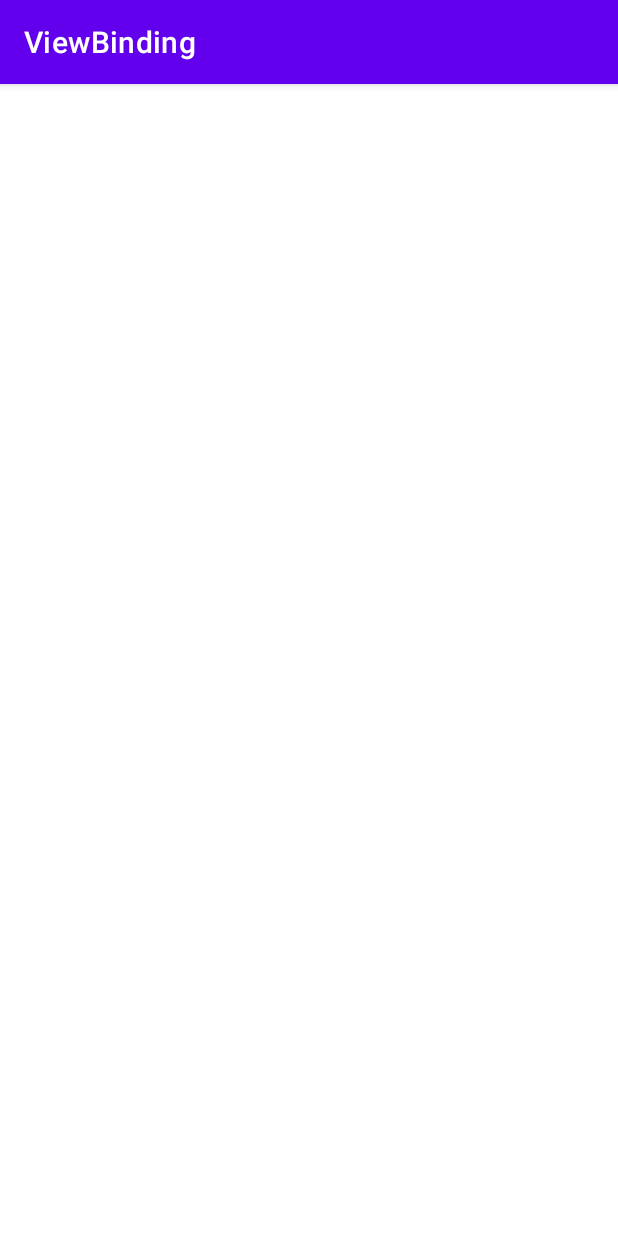
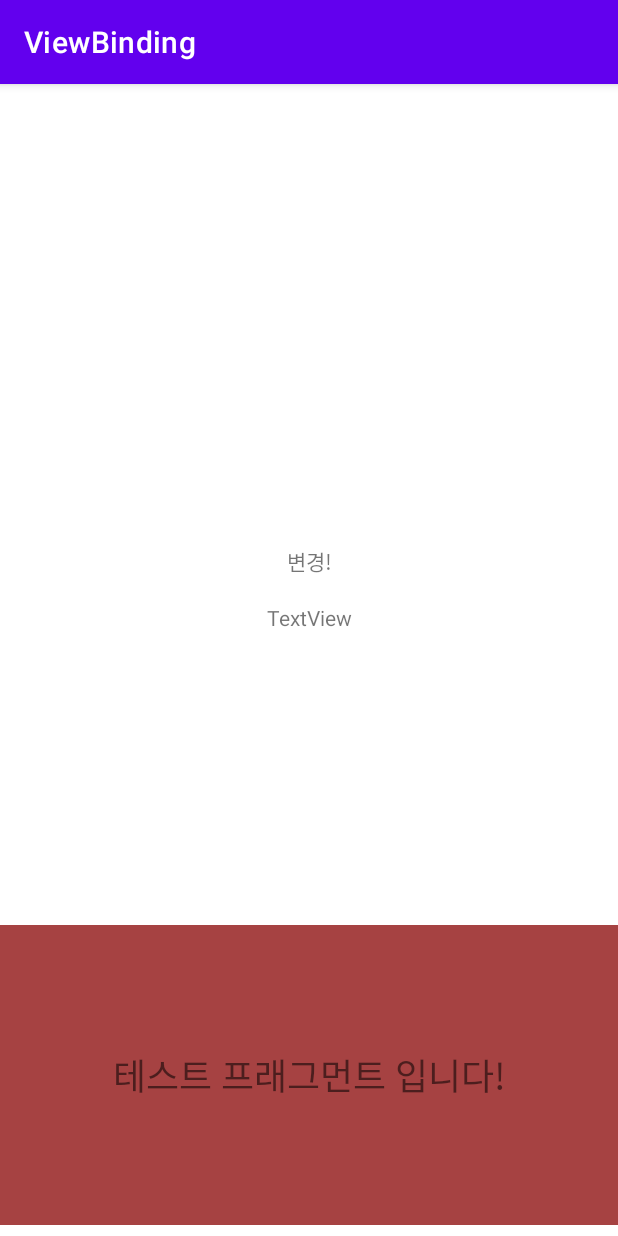
Before and after one commit to HanYeop/AndroidStudio-Practice, an Android app: the screen it shows after launch (MainActivity), on a phone screen of 412 x 824 dp. Run offline under Robolectric (Android 15) with nearby library versions, the phone set to English and light mode, and no system bars.

Commit message:
View Binding 완료

```diff
--- a/ViewBinding/app/build.gradle
+++ b/ViewBinding/app/build.gradle
@@ -30,6 +30,11 @@ android {
     kotlinOptions {
         jvmTarget = '1.8'
     }
+
+    buildFeatures {
+        viewBinding true
+    }
+
 }
 
 dependencies {
@@ -39,6 +44,7 @@ dependencies {
     implementation 'androidx.appcompat:appcompat:1.2.0'
     implementation 'com.google.android.material:material:1.3.0'
     implementation 'androidx.constraintlayout:constraintlayout:2.0.4'
+    implementation 'androidx.legacy:legacy-support-v4:1.0.0'
     testImplementation 'junit:junit:4.+'
     androidTestImplementation 'androidx.test.ext:junit:1.1.2'
     androidTestImplementation 'androidx.test.espresso:espresso-core:3.3.0'
--- a/ViewBinding/app/src/main/java/org/techtown/viewbinding/MainActivity.kt
+++ b/ViewBinding/app/src/main/java/org/techtown/viewbinding/MainActivity.kt
@@ -2,10 +2,22 @@ package org.techtown.viewbinding
 
 import androidx.appcompat.app.AppCompatActivity
 import android.os.Bundle
+import org.techtown.viewbinding.databinding.ActivityMainBinding
 
 class MainActivity : AppCompatActivity() {
+    // lateinit 사용
+    private lateinit var binding : ActivityMainBinding
+
     override fun onCreate(savedInstanceState: Bundle?) {
         super.onCreate(savedInstanceState)
-        setContentView(R.layout.activity_main)
+        // binding class 인스턴스 생성
+        binding = ActivityMainBinding.inflate(layoutInflater)
+        // binding class의 root를 참조하여 view로
+        val view = binding.root
+        setContentView(view)
+
+        // 접근 가능
+        binding.textView.text = "변경!"
     }
+
 }
--- /dev/null
+++ b/ViewBinding/app/src/main/java/org/techtown/viewbinding/TestFragment.kt
@@ -0,0 +1,32 @@
+package org.techtown.viewbinding
+
+import android.os.Bundle
+import androidx.fragment.app.Fragment
+import android.view.LayoutInflater
+import android.view.View
+import android.view.ViewGroup
+import org.techtown.viewbinding.databinding.FragmentTestBinding
+
+class TestFragment : Fragment() {
+
+    // 메모리 관리를 위함
+    private var binding : FragmentTestBinding? = null
+
+    override fun onCreateView(
+        inflater: LayoutInflater, container: ViewGroup?,
+        savedInstanceState: Bundle?
+    ): View? {
+
+        // View Binding
+        binding = FragmentTestBinding.inflate(inflater,container,false)
+
+        // root를 참조
+        return binding!!.root
+    }
+
+    // 프래그먼트는 뷰보다 오래 지속 . 프래그먼트의 onDestroyView() 메서드에서 결합 클래스 인스턴스 참조를 정리
+    override fun onDestroyView() {
+        binding = null
+        super.onDestroyView()
+    }
+}
--- a/ViewBinding/app/src/main/res/layout/activity_main.xml
+++ b/ViewBinding/app/src/main/res/layout/activity_main.xml
@@ -4,4 +4,36 @@
     xmlns:tools="http://schemas.android.com/tools"
     android:layout_width="match_parent"
     android:layout_height="match_parent"
-    tools:context=".MainActivity"/>
+    tools:context=".MainActivity">
+
+    <TextView
+        android:id="@+id/textView"
+        android:layout_width="wrap_content"
+        android:layout_height="wrap_content"
+        android:layout_marginTop="307dp"
+        android:text="TextView"
+        app:layout_constraintEnd_toEndOf="parent"
+        app:layout_constraintStart_toStartOf="parent"
+        app:layout_constraintTop_toTopOf="parent" />
+
+    <TextView
+        android:id="@+id/textView6"
+        android:layout_width="wrap_content"
+        android:layout_height="wrap_content"
+        android:layout_marginTop="17dp"
+        android:text="TextView"
+        app:layout_constraintEnd_toEndOf="parent"
+        app:layout_constraintStart_toStartOf="parent"
+        app:layout_constraintTop_toBottomOf="@+id/textView" />
+
+    <fragment
+        android:id="@+id/fragment2"
+        android:name="org.techtown.viewbinding.TestFragment"
+        android:layout_width="match_parent"
+        android:layout_height="200dp"
+        android:layout_marginBottom="7dp"
+        app:layout_constraintBottom_toBottomOf="parent"
+        app:layout_constraintEnd_toEndOf="parent"
+        app:layout_constraintStart_toStartOf="parent" />
+
+</androidx.constraintlayout.widget.ConstraintLayout>
--- /dev/null
+++ b/ViewBinding/app/src/main/res/layout/fragment_test.xml
@@ -0,0 +1,18 @@
+<?xml version="1.0" encoding="utf-8"?>
+<FrameLayout xmlns:android="http://schemas.android.com/apk/res/android"
+    xmlns:app="http://schemas.android.com/apk/res-auto"
+    xmlns:tools="http://schemas.android.com/tools"
+    android:layout_width="match_parent"
+    android:layout_height="match_parent"
+    android:background="#A64242"
+    tools:context=".TestFragment">
+
+    <TextView
+        android:id="@+id/textView"
+        android:layout_width="match_parent"
+        android:layout_height="match_parent"
+        android:text="테스트 프래그먼트 입니다!"
+        android:gravity="center"
+        android:textSize="24sp" />
+
+</FrameLayout>
--- a/ViewBinding/app/src/main/res/values/strings.xml
+++ b/ViewBinding/app/src/main/res/values/strings.xml
@@ -1,3 +1,5 @@
 <resources>
     <string name="app_name">ViewBinding</string>
+    <!-- TODO: Remove or change this placeholder text -->
+    <string name="hello_blank_fragment">Hello blank fragment</string>
 </resources>
```
